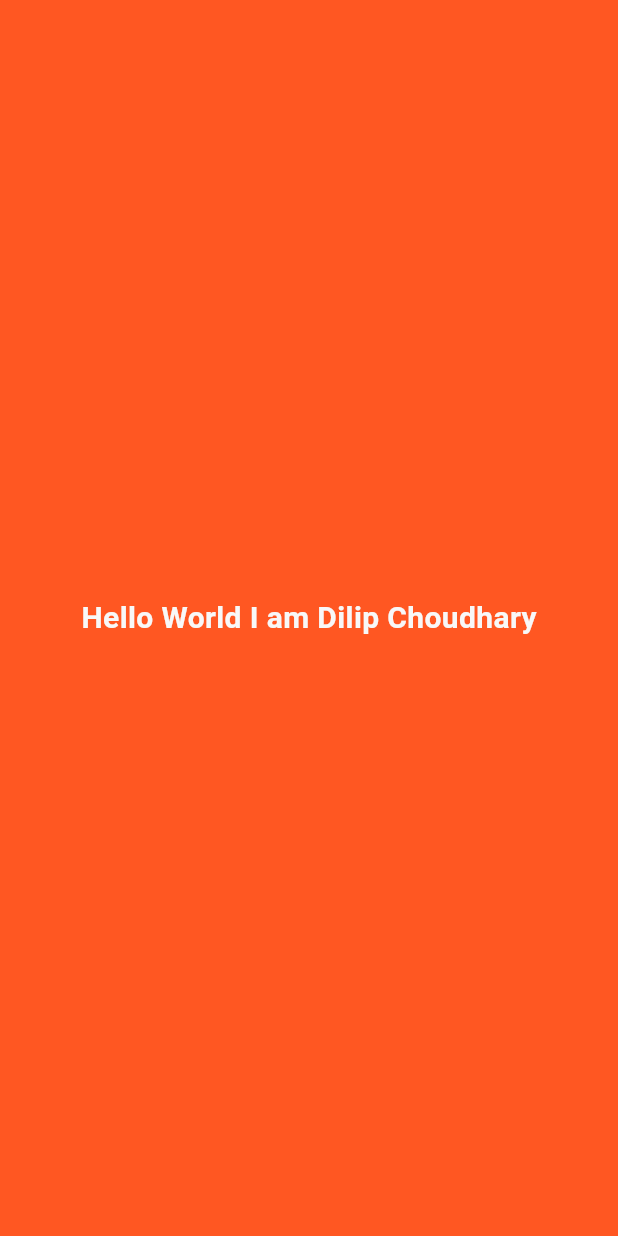
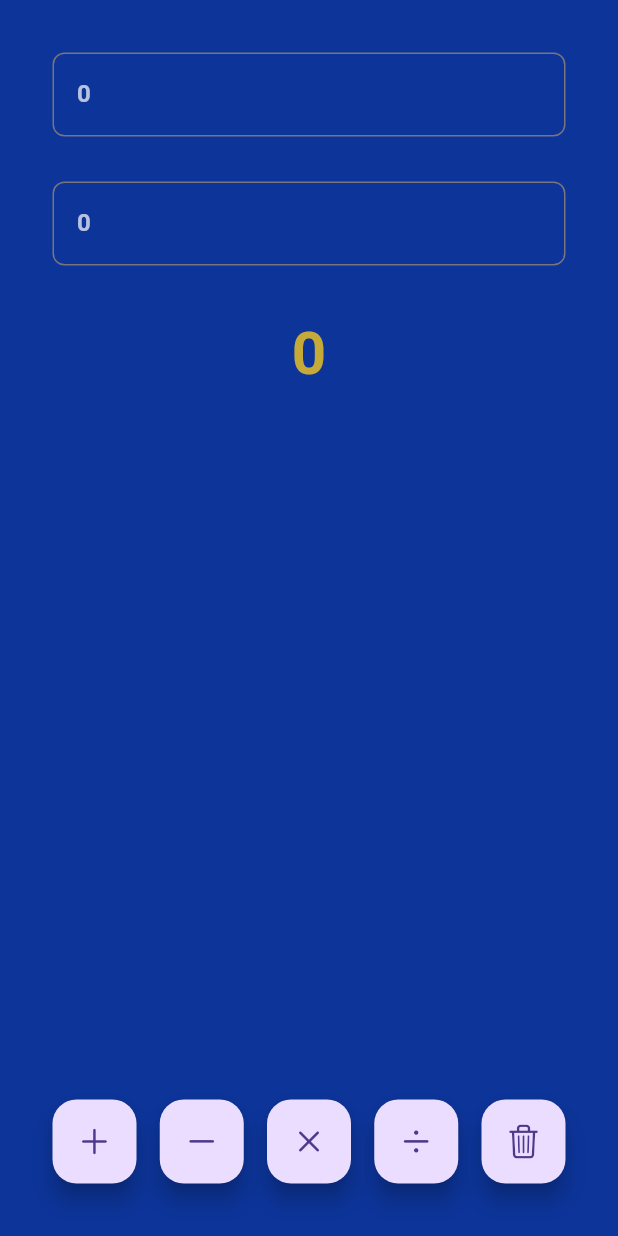
Before and after one commit to Dilip19IT19/flutter_app_1, a Flutter app: the screen it shows after launch, on a phone screen of 412 x 824 dp. Run offline on Flutter 3.47's test engine with Material 3 defaults, Android fonts, the phone set to English and light mode, and no system bars.

Commit message:
new cupertino icons added

```diff
--- a/lib/app/app.dart
+++ b/lib/app/app.dart
@@ -11,6 +11,7 @@ class MyWidget extends StatelessWidget {
   Widget build(BuildContext context) {
     return const MaterialApp(
       title: "My Flutter",
+
       home:HomeView()
     );
   }
--- /dev/null
+++ b/lib/views/calculator_view.dart
@@ -0,0 +1,167 @@
+
+
+import 'package:flutter/cupertino.dart';
+import 'package:flutter/material.dart';
+
+
+class CalculatorView extends StatefulWidget {
+  const CalculatorView({super.key});
+
+  @override
+  State<CalculatorView> createState() => _CalculatorViewState();
+}
+
+class _CalculatorViewState extends State<CalculatorView> {
+
+  int x=0;
+  int y=0;
+  num z=0;
+
+  late final AppLifecycleListener _listener;
+
+  final displayOneController=TextEditingController();
+  final displayTwoController=TextEditingController();
+
+  @override
+  void initState()
+  {
+    super.initState();
+    displayOneController.text=x.toString();
+    displayTwoController.text=y.toString();
+
+    _listener=AppLifecycleListener(
+      onShow: _onShow,
+      onHide: _onHide,
+      onResume:_onResume,
+      onDetach: _onDetach,
+      onInactive: _onInactive,
+      onPause: _onPause,
+      onRestart: _onRestart,
+      onStateChange: _onStateChange
+
+    );
+  }
+
+  void _onShow()=>print("onShow called");
+  void _onHide()=>print("onHide called");
+  void _onInactive()=>print("onInactive called");
+  void _onPause()=>print("onPause called");
+  void _onDetach()=>print("onDetach called");
+  void _onResume()=>print("onResume called");
+  void _onRestart()=>print("onRestart called");
+  void _onStateChange(AppLifecycleState state)=>print("onStateChange called with : $state");
+
+  @override
+  void dispose() {
+    displayOneController.dispose();
+    displayTwoController.dispose();
+    super.dispose();
+  }
+
+
+  @override
+  Widget build(BuildContext context) {
+    return   Padding(
+      padding: const EdgeInsets.all(35.0),
+      child: Column(
+        children: [
+           CalculatorDisplay(controller:displayOneController), // since we haven't passed anything to displayOne so it takes null and by default if the hint is null so it will so 'Enter a number'
+          const SizedBox(height: 30),
+           CalculatorDisplay(controller:displayTwoController),
+          const SizedBox(height: 30),
+           Text(z.toString(),
+          style:  const TextStyle(
+            color: Color.fromARGB(255, 198, 170, 57),
+            fontSize: 40,
+            fontWeight: FontWeight.w600
+            ),),
+          const Spacer(),
+
+          Row(
+            mainAxisAlignment: MainAxisAlignment.spaceBetween,
+            children: [
+
+              FloatingActionButton(onPressed: (){
+                setState(() {
+                   z=num.tryParse(displayOneController.text)! + num.tryParse(displayTwoController.text)!;
+                });
+
+
+              },
+              child:const Icon(CupertinoIcons.add),),
+
+               FloatingActionButton(onPressed: (){
+                 setState(() {
+                   z=num.tryParse(displayOneController.text)! - num.tryParse(displayTwoController.text)!;
+                });
+
+               },
+              child:const Icon(CupertinoIcons.minus),),
+
+               FloatingActionButton(onPressed: (){
+                 setState(() {
+                   z=num.tryParse(displayOneController.text)! * num.tryParse(displayTwoController.text)!;
+                });
+               },
+              child:const Icon(CupertinoIcons.multiply),),
+               FloatingActionButton(onPressed: (){
+                 setState(() {
+                   z=num.tryParse(displayOneController.text)! / num.tryParse(displayTwoController.text)!;
+                });
+               },
+              child:const Icon(CupertinoIcons.divide),),
+
+              FloatingActionButton(onPressed: (){
+                 setState(() {
+                  x=0;
+                  y=0;
+                  z=0;
+                  displayOneController.clear();
+                  displayTwoController.clear();
+            });
+              },child: const Icon(CupertinoIcons.delete)
+
+          )],
+          ),
+
+
+        ],
+      ),
+    );
+  }
+}
+
+class CalculatorDisplay extends StatelessWidget {
+  const CalculatorDisplay({ this.hint="Enter a number", super.key,required this.controller });
+
+  final String? hint;
+  final TextEditingController controller;
+
+  @override
+  Widget build(BuildContext context) {
+    return TextField(
+      controller: controller,
+      style: const TextStyle(
+        color: Colors.white70,
+        fontWeight:FontWeight.bold
+      ),
+      keyboardType: TextInputType.number,
+      decoration: InputDecoration(
+        border:OutlineInputBorder(
+        borderRadius: BorderRadius.circular(8),
+        borderSide: const BorderSide(
+          color: Colors.white30
+        )
+      ),
+        focusedBorder:OutlineInputBorder(
+          borderRadius: BorderRadius.circular(8),
+          borderSide: const BorderSide(
+            color: Colors.white54
+          )
+        ) ,
+        hintText: hint,
+        hintStyle: const TextStyle(color: Colors.white70)
+      ),
+    );
+  }
+}
--- a/lib/views/home_view.dart
+++ b/lib/views/home_view.dart
@@ -1,21 +1,17 @@
 import 'package:flutter/material.dart';
+import 'package:myapp/views/calculator_view.dart';
 
 class HomeView extends StatelessWidget {
   const HomeView({super.key});
 
   @override
   Widget build(BuildContext context) {
-    return  Material(
-        child: Container(
-          color:Colors.deepOrange,
-          child: const Center(child: Text("Hello World I am Dilip Choudhary"
-          ,style: TextStyle(
-            fontSize: 20,
-            color: Color.fromARGB(255, 248, 248, 248),
-            fontWeight: FontWeight.bold,
+    return  const Scaffold(
+        backgroundColor:Color.fromARGB(255, 12, 52, 153),
 
-          ),)),
-        ),
-      );
+        body: SafeArea(
+           bottom: false,
+          child:CalculatorView()
+      ));
   }
 }
```
Also changed, not shown: 1 other file.
